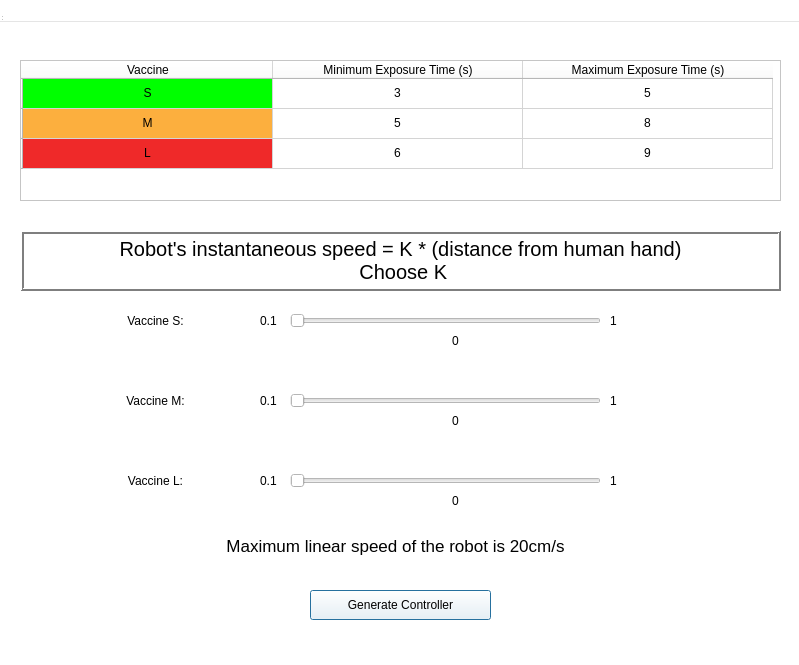
First picture: the form in stl_experiment_ui/user_interface/pv_controller_design.ui, repository alapkshirsagar/handovers_kinova_gen3, before the edit.
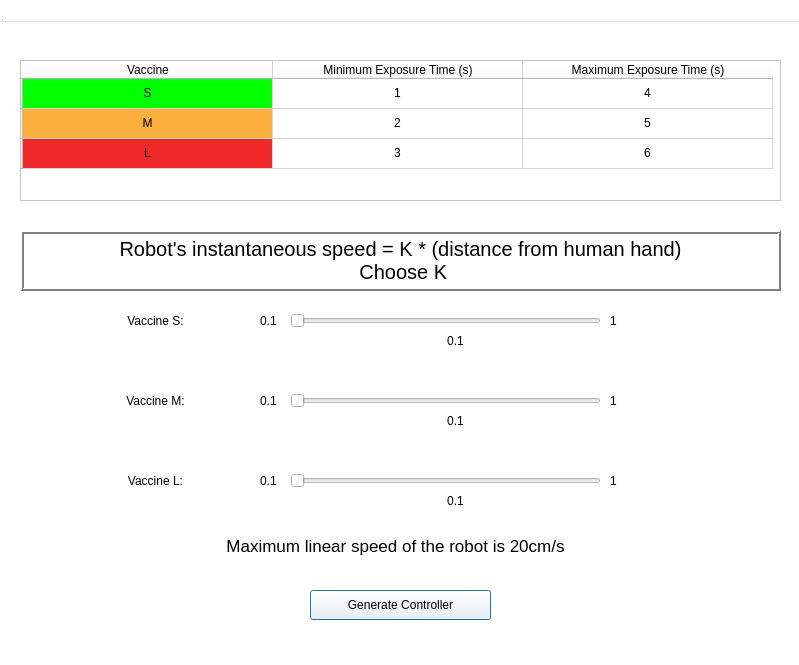
Second picture: the form after the edit.

Diff of the .ui file:
```diff
--- a/stl_experiment_ui/user_interface/pv_controller_design.ui
+++ b/stl_experiment_ui/user_interface/pv_controller_design.ui
@@ -507,7 +507,7 @@
     </item>
     <item row="0" column="1">
      <property name="text">
-      <string>3</string>
+      <string>1</string>
      </property>
      <property name="textAlignment">
       <set>AlignCenter</set>
@@ -515,7 +515,7 @@
     </item>
     <item row="0" column="2">
      <property name="text">
-      <string>5</string>
+      <string>4</string>
      </property>
      <property name="textAlignment">
       <set>AlignCenter</set>
@@ -540,7 +540,7 @@
     </item>
     <item row="1" column="1">
      <property name="text">
-      <string>5</string>
+      <string>2</string>
      </property>
      <property name="textAlignment">
       <set>AlignCenter</set>
@@ -548,7 +548,7 @@
     </item>
     <item row="1" column="2">
      <property name="text">
-      <string>8</string>
+      <string>5</string>
      </property>
      <property name="textAlignment">
       <set>AlignCenter</set>
@@ -573,7 +573,7 @@
     </item>
     <item row="2" column="1">
      <property name="text">
-      <string>6</string>
+      <string>3</string>
      </property>
      <property name="textAlignment">
       <set>AlignCenter</set>
@@ -581,7 +581,7 @@
     </item>
     <item row="2" column="2">
      <property name="text">
-      <string>9</string>
+      <string>6</string>
      </property>
      <property name="textAlignment">
       <set>AlignCenter</set>
@@ -598,10 +598,10 @@
      </rect>
     </property>
     <property name="minimum">
-     <number>1</number>
+     <number>10</number>
     </property>
     <property name="maximum">
-     <number>10</number>
+     <number>100</number>
     </property>
     <property name="orientation">
      <enum>Qt::Horizontal</enum>
@@ -617,10 +617,10 @@
      </rect>
     </property>
     <property name="minimum">
-     <number>1</number>
+     <number>10</number>
     </property>
     <property name="maximum">
-     <number>10</number>
+     <number>100</number>
     </property>
     <property name="orientation">
      <enum>Qt::Horizontal</enum>
@@ -636,10 +636,10 @@
      </rect>
     </property>
     <property name="minimum">
-     <number>1</number>
+     <number>10</number>
     </property>
     <property name="maximum">
-     <number>10</number>
+     <number>100</number>
     </property>
     <property name="orientation">
      <enum>Qt::Horizontal</enum>
@@ -1254,7 +1254,7 @@
      </rect>
     </property>
     <property name="text">
-     <string>0</string>
+     <string>0.1</string>
     </property>
     <property name="alignment">
      <set>Qt::AlignCenter</set>
@@ -1270,7 +1270,7 @@
      </rect>
     </property>
     <property name="text">
-     <string>0</string>
+     <string>0.1</string>
     </property>
     <property name="alignment">
      <set>Qt::AlignCenter</set>
@@ -1286,7 +1286,7 @@
      </rect>
     </property>
     <property name="text">
-     <string>0</string>
+     <string>0.1</string>
     </property>
     <property name="alignment">
      <set>Qt::AlignCenter</set>
```
